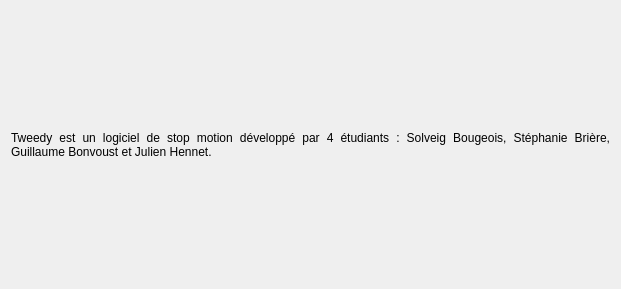
Before: the Qt Designer form src/tweedy/gui/aboutTweedy/AboutTweedy.ui in stopmotionimac/tweedy, drawn with Qt 5.
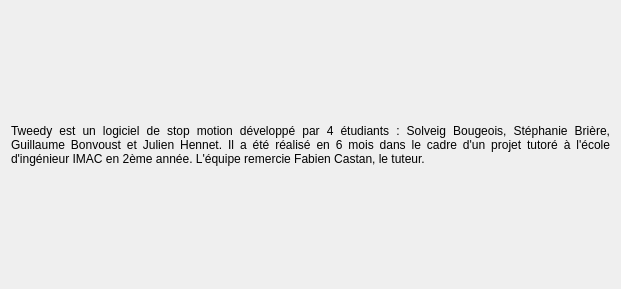
After: the same form once the commit is applied.

Commit message: about tweedy

What changed in the file:
```diff
--- a/src/tweedy/gui/aboutTweedy/AboutTweedy.ui
+++ b/src/tweedy/gui/aboutTweedy/AboutTweedy.ui
@@ -63,7 +63,7 @@
    <item>
     <widget class="QLabel" name="text">
      <property name="text">
-      <string>Tweedy est un logiciel de stop motion développé par 4 étudiants : Solveig Bougeois, Stéphanie Brière, Guillaume Bonvoust et Julien Hennet. </string>
+      <string>Tweedy est un logiciel de stop motion développé par 4 étudiants : Solveig Bougeois, Stéphanie Brière, Guillaume Bonvoust et Julien Hennet. Il a été réalisé en 6 mois dans le cadre d'un projet tutoré à l'école d'ingénieur IMAC en 2ème année. L'équipe remercie Fabien Castan, le tuteur.  </string>
      </property>
      <property name="textFormat">
       <enum>Qt::PlainText</enum>
```
Left out of the diff: 6 changed lines with no effect on the pictures. The commit also changes 1 other file.
